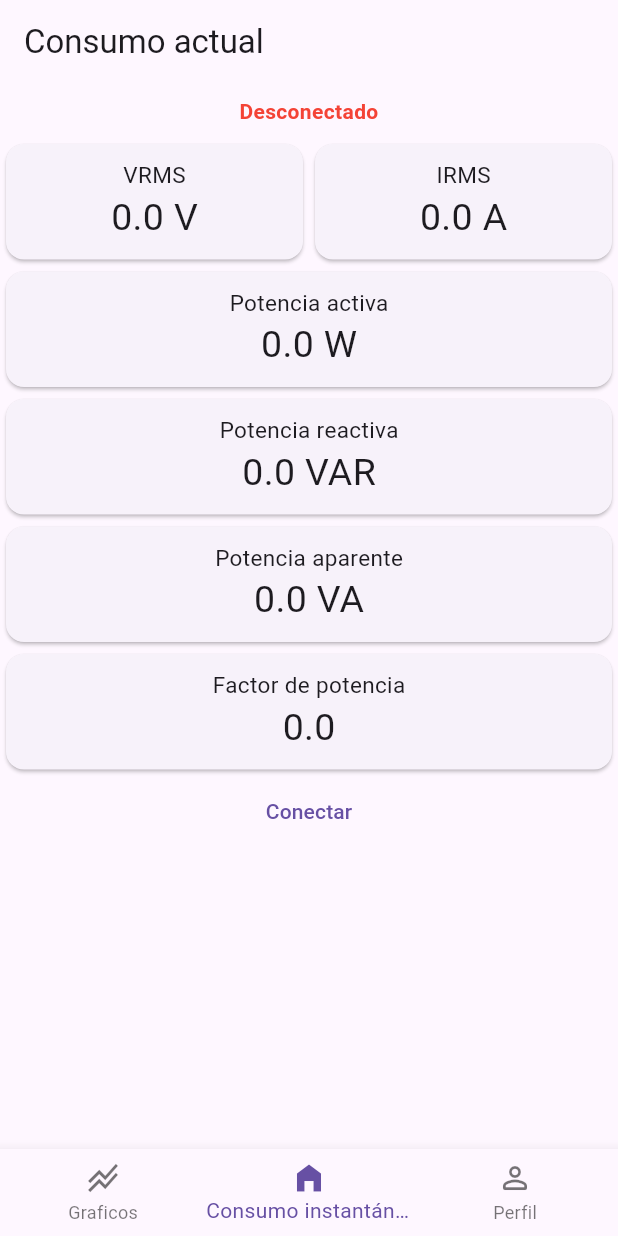
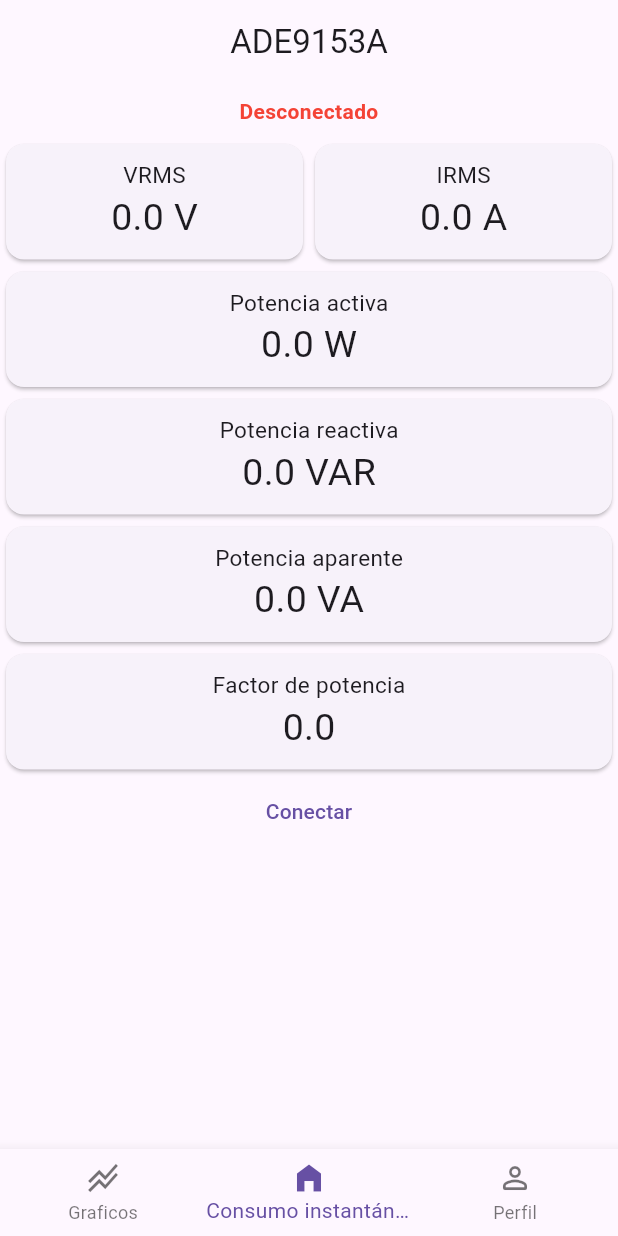
Before and after one commit to VolkerRivera/PowerMeterApp, a Flutter app: the screen it shows after launch, on a phone screen of 412 x 824 dp. Run offline on Flutter 3.47's test engine with Material 3 defaults, Android fonts, the light colour scheme and no system bars; missing offline and left inert: flutter_nsd, mqtt_client.

Commit message:
Reducido trashcode y navegacion entre pestañas implementada. Solo funciona cuando aun no se ha conectado.

```diff
--- a/lib/main.dart
+++ b/lib/main.dart
@@ -5,6 +5,8 @@ import 'package:provider/provider.dart';
 
 //import 'package:mqtt_client/mqtt_client.dart';
 //import 'package:provider/provider.dart';
+
+
 
 void main() => runApp(const MyApp());
 
@@ -17,80 +19,53 @@ class MyApp extends StatefulWidget {
 
 class _MyAppState extends State<MyApp> {
 
-    int paginaActual = 1;
+    int _paginaActual = 1; //Widget de la lista que se esta mostrando
+
+    final List<Widget> _paginas = [
+      const Center(child: Text('Gráficos')),
+      const PaginaConsumoActual(),
+      const Center(child: Text('Perfil'))
+    ];
 
   @override
   Widget build(BuildContext context) {
     return MaterialApp(
       title: 'Power Meter',
-      home: OrientationBuilder(
-        builder: (context, orientation) {
-          if (orientation == Orientation.portrait) {
-            return SafeArea(
+      home: SafeArea(
               child: Scaffold(
                 appBar: AppBar(
-                  title: const Text('Consumo actual'),
+                  centerTitle: true,
+                  title: const Text('ADE9153A'),
                 ),
-                body: ChangeNotifierProvider<MQTTAppState>(
-                  create: (_) => MQTTAppState(),
-                  child: const MQTTView(),
-                ),
-                bottomNavigationBar:  BottomNavigationBarWidget(paginaActual: paginaActual),
+                body: _paginas[_paginaActual],
+                bottomNavigationBar:  BottomNavigationBar( //Gestiona toda la barra de navegación
+                  currentIndex: _paginaActual, //indica la página actual
+                  onTap: (value) {
+                    setState(() {
+                      _paginaActual = value; //actualiza la pagina que se mostrara según donde se haya hecho tap
+                    });
+                  },
+                  items: const [ //array de icons
+                  BottomNavigationBarItem(icon: Icon(Icons.stacked_line_chart_outlined), label: 'Graficos'),
+                  BottomNavigationBarItem(icon: Icon(Icons.home_filled), label: 'Consumo instantáneo'),
+                  BottomNavigationBarItem(icon: Icon(Icons.person_outline_rounded), label: 'Perfil')
+                ]),
               ),
-            );
-          } else {
-            return SafeArea(
-              child: Scaffold(
-                appBar: AppBar(
-                  title: const Text('Consumo actual'),
-                ),
-                body: ChangeNotifierProvider<MQTTAppState>(
-                  create: (_) => MQTTAppState(),
-                  child: const Column(
-                    children: [
-                      Expanded(
-                        child: MQTTView(),
-                      )
-                    ],
-                  ),
-                ),
-                bottomNavigationBar:  BottomNavigationBarWidget(paginaActual: paginaActual),
-              ),
-            );
-          }
-        },
-      ),
+            )
     );
   }
 }
 
-// ignore: must_be_immutable
-class BottomNavigationBarWidget extends StatefulWidget {
-  int paginaActual;
-   BottomNavigationBarWidget({
+class PaginaConsumoActual extends StatelessWidget {
+  const PaginaConsumoActual({
     super.key,
-    required this.paginaActual,
   });
 
   @override
-  State<BottomNavigationBarWidget> createState() => _BottomNavigationBarWidgetState();
-}
-
-class _BottomNavigationBarWidgetState extends State<BottomNavigationBarWidget> {
-
-  @override
   Widget build(BuildContext context) {
-    return BottomNavigationBar(
-      onTap: (index){
-        setState((){
-          widget.paginaActual = index;
-        });
-      },
-      currentIndex: widget.paginaActual,
-      items: const [
-        BottomNavigationBarItem(icon: Icon(Icons.stacked_line_chart_outlined), label: 'Graficos'),
-        BottomNavigationBarItem(icon: Icon(Icons.home_filled), label: 'Consumo instantáneo'),
-        BottomNavigationBarItem(icon: Icon(Icons.person_outline_rounded), label: 'Perfil')
-      ]);
+    return ChangeNotifierProvider<MQTTAppState>(
+      create: (_) => MQTTAppState(),
+      child: const MQTTView(),
+    );
   }
 }
```
